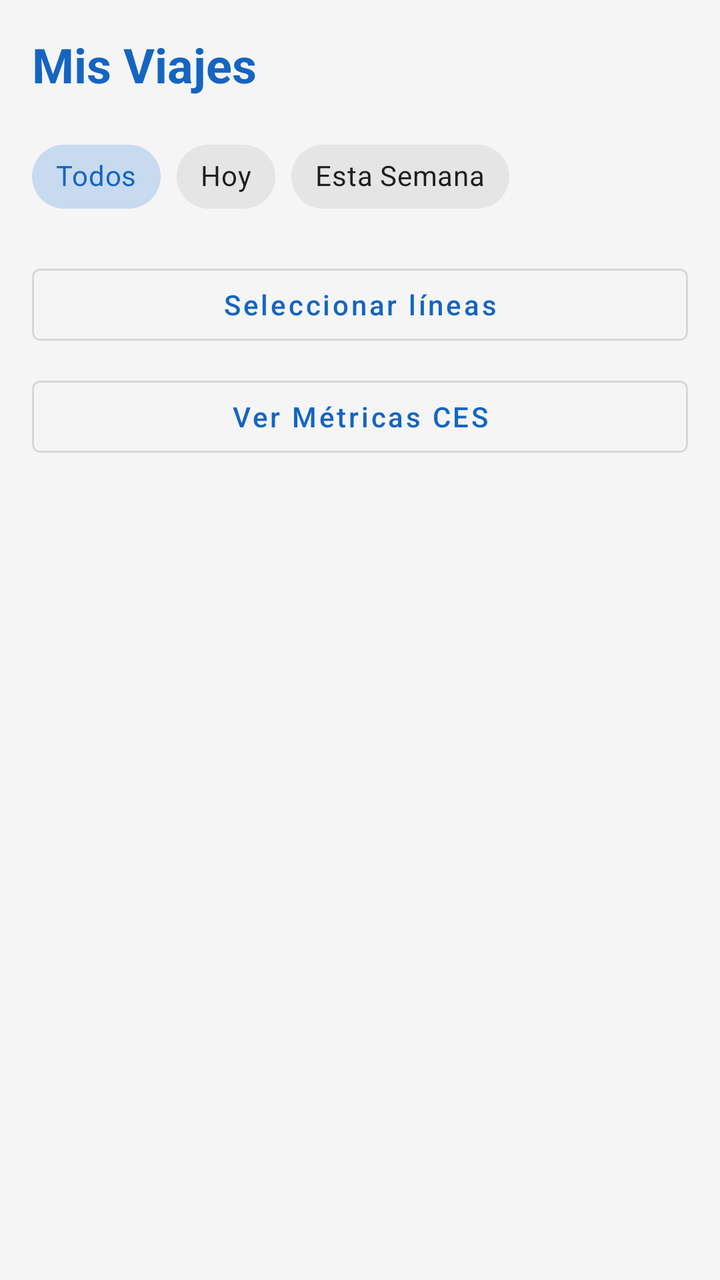
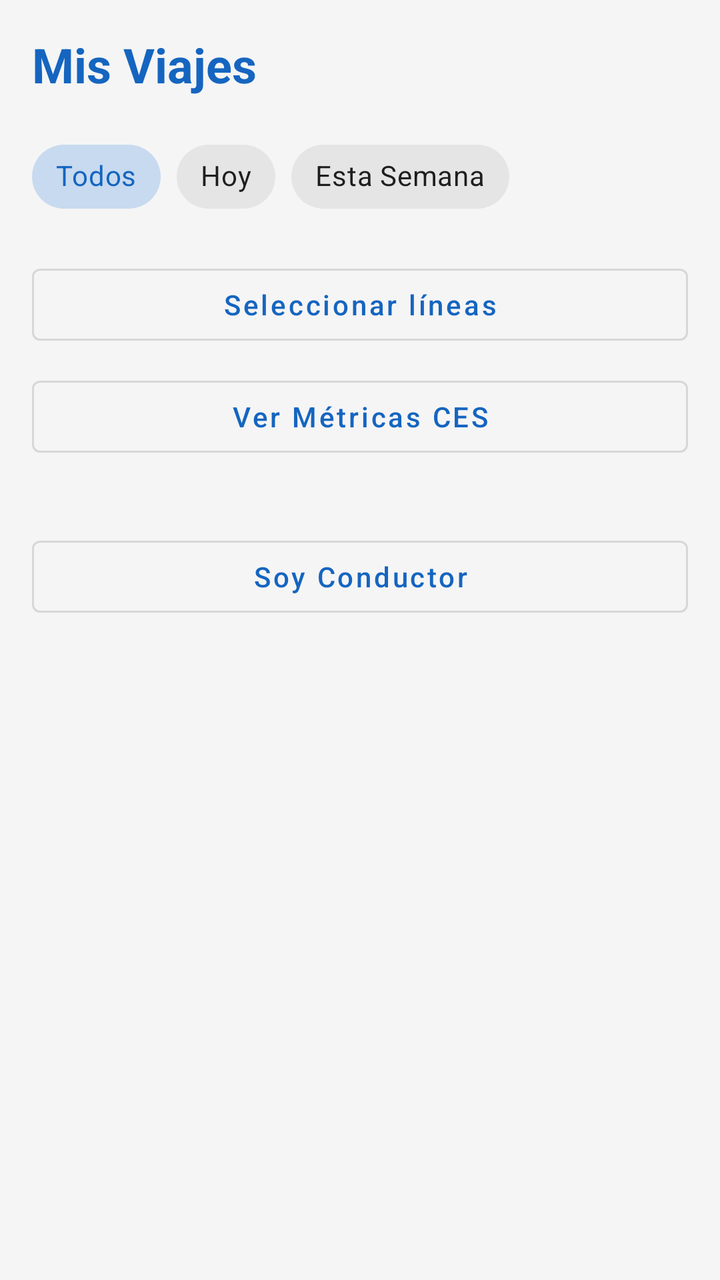

Before-and-after screenshots of an Android layout around one commit, followed by the original layout XML and the change that was made.
<!-- AndroidManifest.xml: application theme Theme.BlackPase -->
<!-- res/layout/fragment_historial.xml -->
<?xml version="1.0" encoding="utf-8"?>
<androidx.constraintlayout.widget.ConstraintLayout xmlns:android="http://schemas.android.com/apk/res/android"
    xmlns:app="http://schemas.android.com/apk/res-auto"
    xmlns:tools="http://schemas.android.com/tools"
    android:layout_width="match_parent"
    android:layout_height="match_parent"
    android:background="@color/background"
    tools:context=".ui.historial.HistorialFragment">

    <LinearLayout
        android:layout_width="match_parent"
        android:layout_height="wrap_content"
        android:orientation="vertical"
        android:padding="16dp">

        <TextView
            android:layout_width="wrap_content"
            android:layout_height="wrap_content"
            android:text="@string/mis_viajes"
            android:textColor="@color/primary"
            android:textSize="24sp"
            android:textStyle="bold"
            android:layout_marginBottom="16dp" />

        <com.google.android.material.chip.ChipGroup
            android:id="@+id/chipGroupFiltros"
            android:layout_width="match_parent"
            android:layout_height="wrap_content"
            android:layout_marginBottom="16dp"
            app:singleSelection="true">

            <com.google.android.material.chip.Chip
                android:id="@+id/chipTodos"
                style="@style/Widget.MaterialComponents.Chip.Choice"
                android:layout_width="wrap_content"
                android:layout_height="wrap_content"
                android:text="@string/todos"
                android:checked="true" />

            <com.google.android.material.chip.Chip
                android:id="@+id/chipHoy"
                style="@style/Widget.MaterialComponents.Chip.Choice"
                android:layout_width="wrap_content"
                android:layout_height="wrap_content"
                android:text="@string/hoy" />

            <com.google.android.material.chip.Chip
                android:id="@+id/chipSemana"
                style="@style/Widget.MaterialComponents.Chip.Choice"
                android:layout_width="wrap_content"
                android:layout_height="wrap_content"
                android:text="@string/esta_semana" />

        </com.google.android.material.chip.ChipGroup>

        <com.google.android.material.button.MaterialButton
            android:id="@+id/btnSeleccionarLineas"
            android:layout_width="match_parent"
            android:layout_height="wrap_content"
            android:text="Seleccionar líneas"
            android:textAllCaps="false"
            android:layout_marginBottom="8dp"
            style="@style/Widget.MaterialComponents.Button.OutlinedButton"
            android:drawableStart="@android:drawable/ic_menu_search"
            android:drawablePadding="8dp" />

        <LinearLayout
            android:layout_width="match_parent"
            android:layout_height="wrap_content"
            android:orientation="horizontal"
            android:gravity="center_vertical"
            android:layout_marginBottom="16dp"
            android:visibility="gone"
            android:id="@+id/layoutLineasSeleccionadas">

            <com.google.android.material.chip.ChipGroup
                android:id="@+id/chipGroupLineasSeleccionadas"
                android:layout_width="0dp"
                android:layout_height="wrap_content"
                android:layout_weight="1"
                app:chipSpacingHorizontal="8dp" />

            <ImageButton
                android:id="@+id/btnClearLineas"
                android:layout_width="36dp"
                android:layout_height="36dp"
                android:src="@android:drawable/ic_menu_close_clear_cancel"
                android:background="?attr/selectableItemBackgroundBorderless"
                android:contentDescription="Borrar filtro"
                android:layout_marginStart="8dp" />

        </LinearLayout>

        <com.google.android.material.button.MaterialButton
            android:id="@+id/btnMetricas"
            android:layout_width="match_parent"
            android:layout_height="wrap_content"
            android:text="Ver Métricas CES"
            android:textAllCaps="false"
            android:layout_marginBottom="16dp"
            style="@style/Widget.MaterialComponents.Button.OutlinedButton" />

        <androidx.recyclerview.widget.RecyclerView
            android:id="@+id/rvHistorial"
            android:layout_width="match_parent"
            android:layout_height="match_parent" />

    </LinearLayout>

</androidx.constraintlayout.widget.ConstraintLayout>
<!-- resources referenced by this layout -->
<resources>
  <color name="background">#F5F5F5</color>
  <color name="primary">#1565C0</color>
  <string name="esta_semana">Esta Semana</string>
  <string name="hoy">Hoy</string>
  <string name="mis_viajes">Mis Viajes</string>
  <string name="todos">Todos</string>
  <style name="Theme.BlackPase" parent="Theme.MaterialComponents.DayNight.NoActionBar">
          <item name="colorPrimary">@color/primary</item>
          <item name="colorPrimaryVariant">@color/primary_dark</item>
          <item name="colorOnPrimary">@color/on_primary</item>
          <item name="colorSecondary">@color/secondary</item>
          <item name="colorSecondaryVariant">@color/secondary_dark</item>
          <item name="colorOnSecondary">@color/on_secondary</item>
          <item name="android:statusBarColor">@color/primary_dark</item>
          <item name="android:windowBackground">@color/background</item>
      </style>
  <color name="primary_dark">#0D47A1</color>
  <color name="on_primary">#FFFFFF</color>
  <color name="secondary">#4CAF50</color>
  <color name="secondary_dark">#388E3C</color>
  <color name="on_secondary">#FFFFFF</color>
</resources>

<!-- the commit's change to res/layout/fragment_historial.xml (unified diff, before → after) -->
@@ -103,7 +103,19 @@
         <androidx.recyclerview.widget.RecyclerView
             android:id="@+id/rvHistorial"
             android:layout_width="match_parent"
-            android:layout_height="match_parent" />
+            android:layout_height="0dp"
+            android:layout_weight="1" />
+
+        <com.google.android.material.button.MaterialButton
+            android:id="@+id/btnSoyConductor"
+            android:layout_width="match_parent"
+            android:layout_height="wrap_content"
+            android:text="Soy Conductor"
+            android:textAllCaps="false"
+            android:layout_marginTop="16dp"
+            style="@style/Widget.MaterialComponents.Button.OutlinedButton"
+            android:drawableStart="@android:drawable/ic_lock_idle_lock"
+            android:drawablePadding="8dp" />
 
     </LinearLayout>
 
